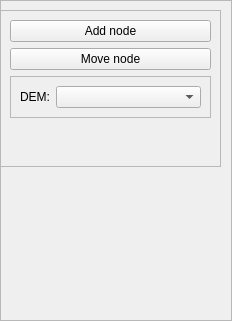
Before: the Qt Designer form qepanet_dockwidget_base.ui in aecforge/QEPANET, drawn with Qt 5.
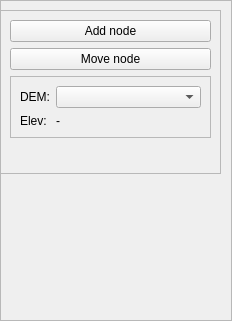
After: the same form once the commit is applied.

Diff of the .ui file:
```diff
--- a/qepanet_dockwidget_base.ui
+++ b/qepanet_dockwidget_base.ui
@@ -38,7 +38,7 @@
           <x>-1</x>
           <y>9</y>
           <width>221</width>
-          <height>157</height>
+          <height>164</height>
          </rect>
         </property>
         <property name="frameShape">
@@ -70,15 +70,15 @@
            <property name="frameShadow">
             <enum>QFrame::Raised</enum>
            </property>
-           <layout class="QHBoxLayout" name="horizontalLayout">
-            <item>
+           <layout class="QGridLayout" name="gridLayout">
+            <item row="0" column="0">
              <widget class="QLabel" name="lbl_dem">
               <property name="text">
                <string>DEM:</string>
               </property>
              </widget>
             </item>
-            <item>
+            <item row="0" column="1">
              <widget class="QComboBox" name="cbo_dem">
               <property name="sizePolicy">
                <sizepolicy hsizetype="Expanding" vsizetype="Fixed">
@@ -88,6 +88,20 @@
               </property>
              </widget>
             </item>
+            <item row="1" column="0">
+             <widget class="QLabel" name="lbl_elev">
+              <property name="text">
+               <string>Elev:</string>
+              </property>
+             </widget>
+            </item>
+            <item row="1" column="1">
+             <widget class="QLabel" name="lbl_elev_val">
+              <property name="text">
+               <string>-</string>
+              </property>
+             </widget>
+            </item>
            </layout>
           </widget>
          </item>
```
